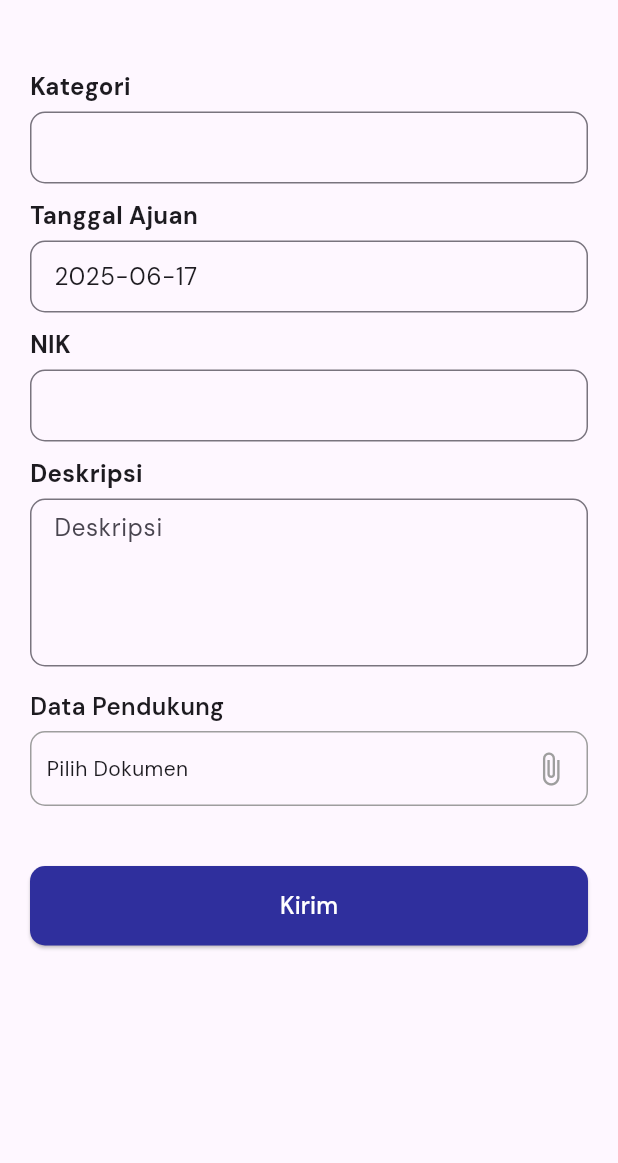
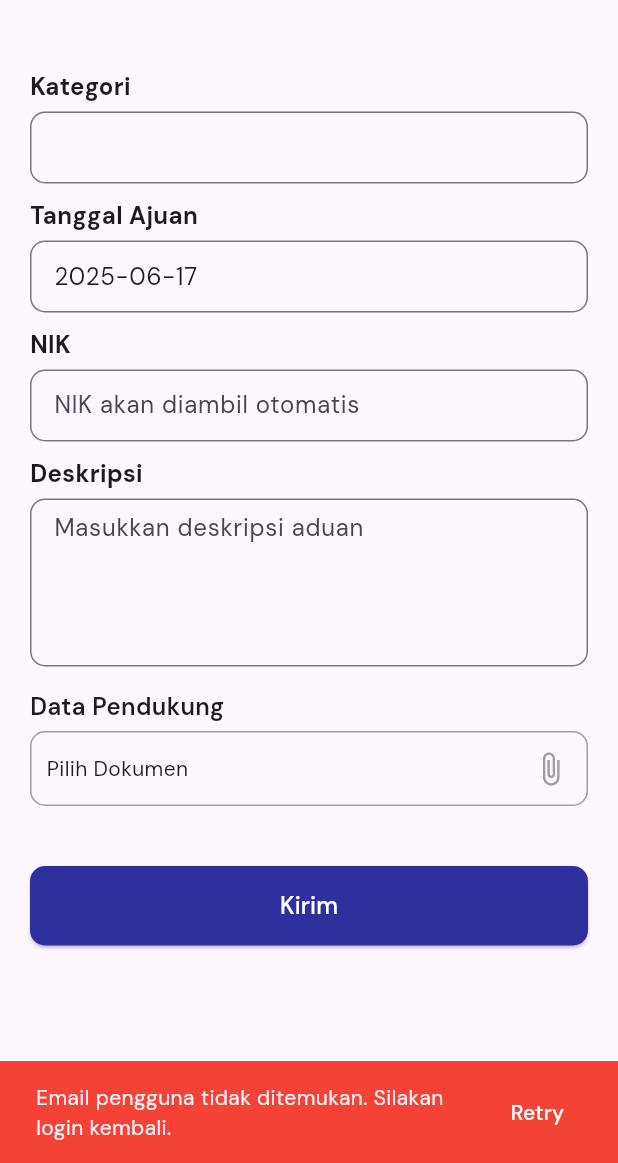
Before and after one commit to ssscholastica/e-Tuntas, a Flutter app: the AduanFormPage screen opened directly with empty values, after a tap on the "attach file" icon, on a phone screen of 412 x 824 dp, the part 73-1236 px from its top. Run offline on Flutter 3.47's test engine with Material 3 defaults, Android fonts, the light colour scheme and no system bars; our stand-ins replace badges, dio, dropdown_search, file_picker, firebase_core, firebase_messaging and 4 more; accounts and stored records are empty.

Commit message:
update nik

```diff
--- a/lib/bpjs/form-aduan.dart
+++ b/lib/bpjs/form-aduan.dart
@@ -50,18 +50,13 @@ class _UploadDokumenState extends State<_UploadDokumen> {
       });
       widget.onFileSelected(_selectedFile);
     }
-
-    if (result != null) {
-      setState(() {
-        _selectedFile = File(result.files.single.path!);
-      });
-    }
   }
 
   void _removeFile() {
     setState(() {
       _selectedFile = null;
     });
+    widget.onFileSelected(null);
   }
 
   void _previewFile() {
@@ -130,13 +125,14 @@ class _UploadDokumenState extends State<_UploadDokumen> {
 class _AduanFormPageState extends State<AduanFormPage> {
   final _formKey = GlobalKey<FormState>();
   bool isLoading = false;
+  bool isLoadingNIK = false;
   final Map<String, TextEditingController> controllers = {};
 
-  @override
   @override
   void initState() {
     super.initState();
 
+    // Initialize controllers
     controllers["Tanggal Ajuan"] = TextEditingController(
       text: DateFormat('yyyy-MM-dd').format(DateTime.now()),
     );
@@ -144,44 +140,171 @@ class _AduanFormPageState extends State<AduanFormPage> {
     controllers["Deskripsi"] = TextEditingController();
     controllers["Kategori"] = TextEditingController(text: widget.kategori);
 
+    // Fetch user NIK on initialization
     fetchUserNIK();
   }
 
+  @override
+  void dispose() {
+    // Dispose controllers to prevent memory leaks
+    controllers.forEach((key, controller) {
+      controller.dispose();
+    });
+    super.dispose();
+  }
+
+  // Updated fetchUserNIK method with better debugging and error handling
   Future<void> fetchUserNIK() async {
+    setState(() {
+      isLoadingNIK = true;
+    });
+
+    try {
       final prefs = await SharedPreferences.getInstance();
       final email = prefs.getString('user_email');
+      final token = prefs.getString('access_token');
 
-    if (email != null && email.isNotEmpty) {
-      try {
-      // Kirim email sebagai parameter agar backend tahu user mana
+      if (email == null || email.isEmpty) {
+        debugPrint("Email tidak ditemukan di SharedPreferences.");
+        _showNIKError("Email pengguna tidak ditemukan. Silakan login kembali.");
+        return;
+      }
+
+      // Debug token info
+      debugPrint("Fetching NIK for email: $email");
+      debugPrint("Auth token exists: ${token != null}");
+      debugPrint("Token preview: ${token?.substring(0, 20) ?? 'null'}...");
+
+      final headers = await getHeaders();
+      debugPrint("Headers being sent: $headers");
+
+      // Use the existing route with email as query parameter
       final response = await http.get(
-        Uri.parse('${baseURL}user/get-nik?email=$email'),
-        headers: await getHeaders(),
+        Uri.parse('${baseURL}user/get-nikBPJS?email=${Uri.encodeComponent(email)}'),
+        headers: headers,
       );
+
+      debugPrint("NIK fetch response status: ${response.statusCode}");
+      debugPrint("NIK fetch response body: ${response.body}");
+
       if (response.statusCode == 200) {
         final data = json.decode(response.body);
-        final nik = data['nik'] ?? '';
+
+        String nik = '';
+        if (data is Map<String, dynamic>) {
+          if (data['success'] == true) {
+            nik = data['nik']?.toString() ?? '';
+          } else {
+            _showNIKError(data['message'] ?? 'NIK tidak ditemukan');
+            return;
+          }
+        }
+
         setState(() {
           controllers["NIK"]?.text = nik;
         });
+
+        if (nik.isEmpty) {
+          _showNIKError("NIK tidak ditemukan untuk user ini.");
+        } else {
+          debugPrint("NIK berhasil diambil: $nik");
+        }
+      } else if (response.statusCode == 401) {
+        // Handle authentication error specifically
+        debugPrint("Authentication failed - token might be expired or invalid");
+        _showAuthError("Sesi Anda telah berakhir. Silakan login kembali.");
+      } else if (response.statusCode == 403) {
+        // Handle authorization error
+        debugPrint("Unauthorized access to NIK");
+        _showNIKError("Anda tidak memiliki akses untuk mengambil NIK ini.");
+      } else if (response.statusCode == 404) {
+        debugPrint("User atau NIK tidak ditemukan: ${response.statusCode}");
+        _showNIKError("User tidak ditemukan atau NIK belum diatur.");
       } else {
         debugPrint("Gagal mengambil NIK: ${response.statusCode}");
+        String errorMessage = "Gagal mengambil data NIK";
+
+        try {
+          final errorData = json.decode(response.body);
+          if (errorData is Map<String, dynamic> &&
+              errorData.containsKey('message')) {
+            errorMessage = errorData['message'];
+          }
+        } catch (e) {
+          debugPrint("Error parsing error response: $e");
+        }
+
+        _showNIKError(errorMessage);
+      }
+    } catch (e) {
+      debugPrint("Error mengambil NIK: $e");
+      _showNIKError("Terjadi kesalahan saat mengambil data NIK: $e");
+    } finally {
+      setState(() {
+        isLoadingNIK = false;
+      });
+    }
+  }
+
+// Add this new method to handle authentication errors
+  void _showAuthError(String message) {
     setState(() {
       controllers["NIK"]?.text = '';
     });
+
+    showDialog(
+      context: context,
+      builder: (context) => AlertDialog(
+        title: const Text('Sesi Berakhir'),
+        content: Text(message),
+        actions: [
+          TextButton(
+            onPressed: () {
+              Navigator.of(context).pop();
+              // Navigate to login page or clear stored credentials
+              _handleLogout();
+            },
+            child: const Text('Login Ulang'),
+          ),
+          TextButton(
+            onPressed: () {
+              Navigator.of(context).pop();
+              fetchUserNIK(); // Retry once
+            },
+            child: const Text('Coba Lagi'),
+          ),
+        ],
+      ),
+    );
   }
-      } catch (e) {
-      debugPrint("Error mengambil NIK: $e");
+
+// Add this method to handle logout
+  Future<void> _handleLogout() async {
+    final prefs = await SharedPreferences.getInstance();
+    await prefs.clear(); // Clear all stored data
+
+    // Navigate to login page
+    // Navigator.pushNamedAndRemoveUntil(context, '/login', (route) => false);
+    // Or however you handle navigation to login in your app
+  }
+
+  void _showNIKError(String message) {
     setState(() {
       controllers["NIK"]?.text = '';
     });
-      }
-    } else {
-      debugPrint("Email tidak ditemukan di SharedPreferences.");
-      setState(() {
-      controllers["NIK"]?.text = '';
-      });
-    }
+
+    ScaffoldMessenger.of(context).showSnackBar(
+      SnackBar(
+        content: Text(message),
+        backgroundColor: Colors.red,
+        duration: const Duration(seconds: 3),
+        action: SnackBarAction(
+          label: 'Retry',
+          textColor: Colors.white,
+          onPressed: fetchUserNIK,
+        ),
+      ),
+    );
   }
 
   String? _filePath;
@@ -208,19 +331,20 @@ class _AduanFormPageState extends State<AduanFormPage> {
   }
 
   void submitForm() async {
+    if (!_formKey.currentState!.validate()) {
+      return;
+    }
+
     setState(() {
       isLoading = true;
     });
 
-    final prefs = await SharedPreferences.getInstance();
+    try {
       final email = await getUserEmail();
       debugPrint("Retrieved email from SharedPreferences: $email");
 
       if (email == null || email.isEmpty) {
         debugPrint("Email tidak ditemukan dalam SharedPreferences.");
-      setState(() {
-        isLoading = false;
-      });
         _showDialog(
           success: false,
           title: "Gagal Upload!",
@@ -233,52 +357,54 @@ class _AduanFormPageState extends State<AduanFormPage> {
 
       String tanggalAjuan = controllers["Tanggal Ajuan"]!.text;
       String deskripsi = controllers["Deskripsi"]!.text;
+      String nik = controllers["NIK"]!.text;
 
-    if (tanggalAjuan.isEmpty ||
-        deskripsi.isEmpty ||
-        _filePath == null ||
-        _filePath!.isEmpty ||
-        _selectedFile == null) {
-      setState(() {
-        isLoading = false;
-      });
-      _showDialog(
-        success: false,
-        title: "Gagal!",
-        message: "Harap lengkapi semua data terlebih dahulu.",
-        buttonText: "Kembali",
-        onPressed: () => Navigator.pop(context),
-      );
+      // Validation
+      if (tanggalAjuan.isEmpty) {
+        _showValidationError("Tanggal ajuan tidak boleh kosong");
+        return;
+      }
+      if (nik.isEmpty) {
+        _showValidationError("NIK tidak boleh kosong");
+        return;
+      }
+      if (deskripsi.isEmpty) {
+        _showValidationError("Deskripsi tidak boleh kosong");
+        return;
+      }
+      if (_selectedFile == null) {
+        _showValidationError("Data pendukung harus dipilih");
         return;
       }
 
-    try {
       final headers = await getHeaders();
       var uri = Uri.parse('${baseURL}pengaduan-bpjs/');
       var request = http.MultipartRequest('POST', uri);
 
+      // Add headers
+      request.headers.addAll(headers);
+
+      // Add fields
       request.fields['email'] = email;
-      debugPrint("Request fields: ${request.fields}");
-      request.headers.addAll(headers);
       request.fields['kategori_bpjs'] = controllers["Kategori"]!.text;
       request.fields['tanggal_ajuan'] = tanggalAjuan;
-      request.fields['nomor_bpjs_nik'] = controllers["NIK"]!.text;
+      request.fields['nomor_bpjs_nik'] = nik;
       request.fields['deskripsi'] = deskripsi;
+      request.fields['send_email'] = 'true';
+
+      // Add file
       request.files.add(await http.MultipartFile.fromPath(
         'data_pendukung',
         _selectedFile!.path,
       ));
-      request.fields['send_email'] = 'true';
+
+      debugPrint("Request fields: ${request.fields}");
 
       final response = await request.send();
       final respStr = await response.stream.bytesToString();
 
       debugPrint('Status code: ${response.statusCode}');
       debugPrint('Response body: $respStr');
-
-      setState(() {
-        isLoading = false;
-      });
 
       if (response.statusCode == 200 || response.statusCode == 201) {
         _showDialog(
@@ -303,7 +429,7 @@ class _AduanFormPageState extends State<AduanFormPage> {
           var jsonResp = json.decode(respStr);
           errorMessage = jsonResp["message"] ?? errorMessage;
         } catch (e) {
-          print("Gagal decode JSON: $e");
+          debugPrint("Gagal decode JSON: $e");
           if (respStr.contains('<!DOCTYPE html>')) {
             errorMessage = "Terjadi kesalahan pada server (HTML error page).";
           }
@@ -318,9 +444,7 @@ class _AduanFormPageState extends State<AduanFormPage> {
         );
       }
     } catch (e) {
-      setState(() {
-        isLoading = false;
-      });
+      debugPrint("Error during form submission: $e");
       _showDialog(
         success: false,
         title: "Error",
@@ -328,7 +452,25 @@ class _AduanFormPageState extends State<AduanFormPage> {
         buttonText: "Kembali",
         onPressed: () => Navigator.pop(context),
       );
+    } finally {
+      setState(() {
+        isLoading = false;
+      });
     }
+  }
+
+  void _showValidationError(String message) {
+    setState(() {
+      isLoading = false;
+    });
+
+    ScaffoldMessenger.of(context).showSnackBar(
+      SnackBar(
+        content: Text(message),
+        backgroundColor: Colors.red,
+        duration: const Duration(seconds: 2),
+      ),
+    );
   }
 
   void _showDialog({
@@ -403,14 +545,16 @@ class _AduanFormPageState extends State<AduanFormPage> {
     );
   }
 
-  Widget buildTextField(
-      {required String label,
+  Widget buildTextField({
+    required String label,
     required String hint,
     required TextEditingController controller,
     bool readOnly = false,
     int maxLines = 1,
     VoidCallback? onTap,
-      bool isNumber = false}) {
+    bool isNumber = false,
+    String? Function(String?)? validator,
+  }) {
     final isLandscape =
         MediaQuery.of(context).orientation == Orientation.landscape;
 
@@ -427,11 +571,22 @@ class _AduanFormPageState extends State<AduanFormPage> {
           keyboardType: isNumber ? TextInputType.number : TextInputType.text,
           inputFormatters:
               isNumber ? [FilteringTextInputFormatter.digitsOnly] : null,
+          validator: validator,
           decoration: InputDecoration(
             hintText: hint,
             border: OutlineInputBorder(borderRadius: BorderRadius.circular(10)),
             contentPadding: EdgeInsets.symmetric(
                 vertical: isLandscape ? 6 : 8, horizontal: 12),
+            suffixIcon: readOnly && label == "NIK" && isLoadingNIK
+                ? const SizedBox(
+                    width: 20,
+                    height: 20,
+                    child: Padding(
+                      padding: EdgeInsets.all(12.0),
+                      child: CircularProgressIndicator(strokeWidth: 2),
+                    ),
+                  )
+                : null,
           ),
           onTap: onTap,
         ),
@@ -445,7 +600,6 @@ class _AduanFormPageState extends State<AduanFormPage> {
     final mediaQuery = MediaQuery.of(context);
     final isKeyboardVisible = mediaQuery.viewInsets.bottom > 0;
     final isLandscape = mediaQuery.orientation == Orientation.landscape;
-    final screenHeight = mediaQuery.size.height;
 
     return Scaffold(
       resizeToAvoidBottomInset: true,
@@ -516,15 +670,29 @@ class _AduanFormPageState extends State<AduanFormPage> {
                             ),
                             buildTextField(
                               label: "NIK",
-                              hint: "",
+                              hint: isLoadingNIK
+                                  ? "Mengambil NIK..."
+                                  : "NIK akan diambil otomatis",
                               controller: controllers["NIK"]!,
                               readOnly: true,
+                              validator: (value) {
+                                if (value == null || value.isEmpty) {
+                                  return 'NIK tidak boleh kosong';
+                                }
+                                return null;
+                              },
                             ),
                             buildTextField(
                               label: "Deskripsi",
-                              hint: "Deskripsi",
+                              hint: "Masukkan deskripsi aduan",
                               controller: controllers["Deskripsi"]!,
                               maxLines: isLandscape ? 3 : 4,
+                              validator: (value) {
+                                if (value == null || value.trim().isEmpty) {
+                                  return 'Deskripsi tidak boleh kosong';
+                                }
+                                return null;
+                              },
                             ),
                             uploadDokumen("Data Pendukung",
                                 (File? selectedFile) {
@@ -544,18 +712,23 @@ class _AduanFormPageState extends State<AduanFormPage> {
                                         ? (isLandscape ? 80 : 40)
                                         : 20),
                                 child: ElevatedButton(
-                                  onPressed: submitForm,
+                                  onPressed: (isLoading || isLoadingNIK)
+                                      ? null
+                                      : submitForm,
                                   style: ElevatedButton.styleFrom(
                                     backgroundColor: const Color(0xFF2F2F9D),
+                                    disabledBackgroundColor: Colors.grey,
                                     padding: EdgeInsets.symmetric(
                                         vertical: isLandscape ? 10 : 15),
                                     shape: RoundedRectangleBorder(
                                       borderRadius: BorderRadius.circular(10),
                                     ),
                                   ),
-                                  child: const Text(
-                                    "Kirim",
-                                    style: TextStyle(
+                                  child: Text(
+                                    isLoadingNIK
+                                        ? "Mengambil Data..."
+                                        : "Kirim",
+                                    style: const TextStyle(
                                         fontSize: 16, color: Colors.white),
                                   ),
                                 ),
--- a/lib/network/globals.dart
+++ b/lib/network/globals.dart
@@ -1,7 +1,7 @@
 import 'package:flutter/material.dart';
 import 'package:shared_preferences/shared_preferences.dart';
-const String baseURL = 'http://10.0.2.2:8000/api/';
-const String baseURLStorage = 'http://10.0.2.2:8000/';
+const String baseURL = 'http://192.168.11.97:8000/api/';
+const String baseURLStorage = 'http://192.168.11.97:8000/';
 
 Future<Map<String, String>> getHeaders() async {
   final prefs = await SharedPreferences.getInstance();
```
Lines whose indentation alone changed are shown as unchanged.
